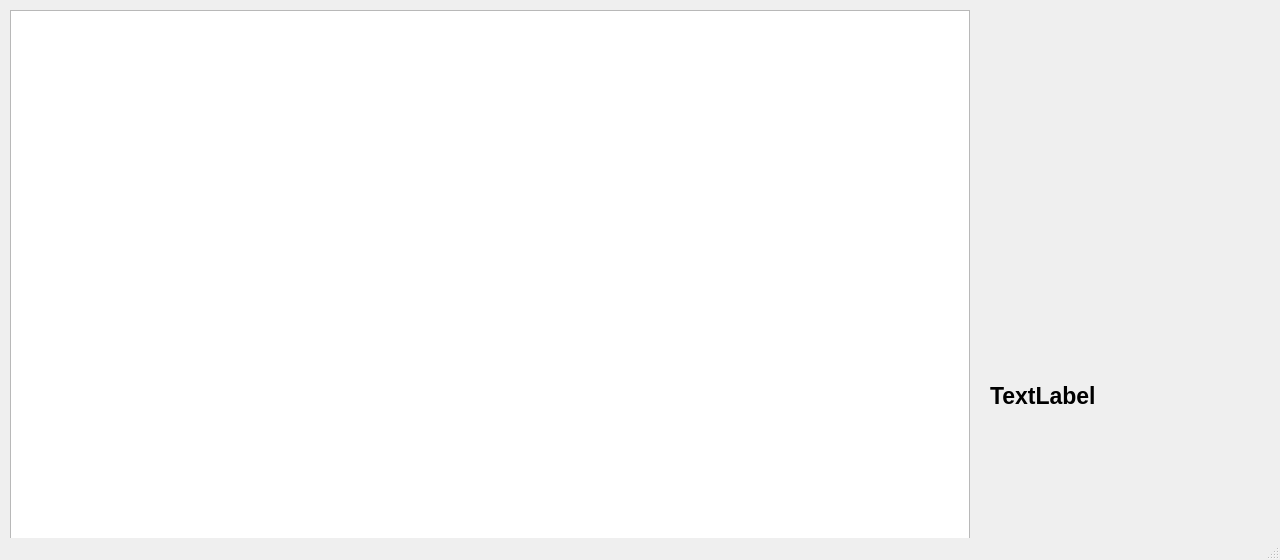
Before: the Qt Designer form mainwindow.ui in zsv-github/multi-video-ui, drawn with Qt 5.
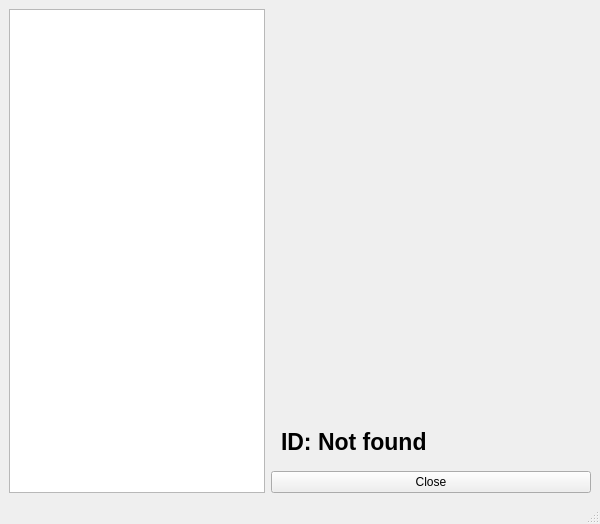
After: the same form once the commit is applied.

The edit to the form file:
```diff
--- a/mainwindow.ui
+++ b/mainwindow.ui
@@ -6,33 +6,23 @@
    <rect>
     <x>0</x>
     <y>0</y>
-    <width>1280</width>
-    <height>560</height>
+    <width>600</width>
+    <height>360</height>
    </rect>
   </property>
   <property name="windowTitle">
    <string>MainWindow</string>
   </property>
   <widget class="QWidget" name="centralwidget">
-   <widget class="QGraphicsView" name="graphicsView">
-    <property name="geometry">
-     <rect>
-      <x>10</x>
-      <y>10</y>
-      <width>960</width>
-      <height>540</height>
-     </rect>
-    </property>
-   </widget>
-   <widget class="QWidget" name="verticalLayoutWidget">
-    <property name="geometry">
-     <rect>
-      <x>980</x>
-      <y>10</y>
-      <width>291</width>
-      <height>411</height>
-     </rect>
-    </property>
+   <layout class="QGridLayout" name="gridLayout">
+    <item row="2" column="1">
+     <widget class="QPushButton" name="closeButton">
+      <property name="text">
+       <string>Close</string>
+      </property>
+     </widget>
+    </item>
+    <item row="0" column="1">
     <layout class="QVBoxLayout" name="verticalLayout">
      <property name="spacing">
       <number>10</number>
@@ -51,6 +41,15 @@
      </property>
      <item>
       <widget class="QLabel" name="detectedImage">
+        <property name="minimumSize">
+         <size>
+          <width>300</width>
+          <height>400</height>
+         </size>
+        </property>
+        <property name="autoFillBackground">
+         <bool>true</bool>
+        </property>
        <property name="text">
         <string/>
        </property>
@@ -72,7 +71,7 @@
         </font>
        </property>
        <property name="text">
-        <string>TextLabel</string>
+         <string>ID: Not found</string>
        </property>
        <property name="scaledContents">
         <bool>false</bool>
@@ -80,7 +79,24 @@
       </widget>
      </item>
     </layout>
-   </widget>
+    </item>
+    <item row="1" column="1">
+     <spacer name="verticalSpacer">
+      <property name="orientation">
+       <enum>Qt::Vertical</enum>
+      </property>
+      <property name="sizeHint" stdset="0">
+       <size>
+        <width>20</width>
+        <height>40</height>
+       </size>
+      </property>
+     </spacer>
+    </item>
+    <item row="0" column="0" rowspan="3">
+     <widget class="QGraphicsView" name="graphicsView"/>
+    </item>
+   </layout>
   </widget>
   <widget class="QMenuBar" name="menubar">
    <property name="geometry">
```
Left out of the diff: 2 changed lines with no effect on the pictures. Lines whose indentation alone changed are shown as unchanged.
